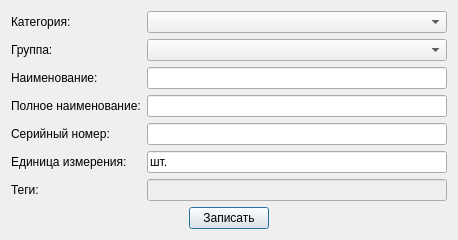
Qt form inventorydatadialog.ui (igrekus/depot) before a commit.
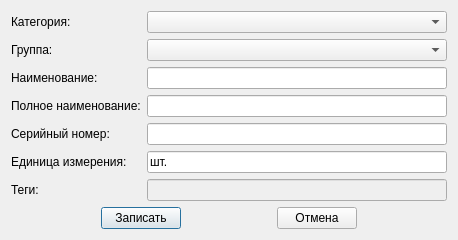
The same form after that commit.

```diff
--- a/inventorydatadialog.ui
+++ b/inventorydatadialog.ui
@@ -10,7 +10,7 @@
     <x>0</x>
     <y>0</y>
     <width>496</width>
-    <height>236</height>
+    <height>239</height>
    </rect>
   </property>
   <property name="sizePolicy">
@@ -140,6 +140,26 @@
        </property>
       </widget>
      </item>
+     <item>
+      <spacer name="horizontalSpacer_3">
+       <property name="orientation">
+        <enum>Qt::Horizontal</enum>
+       </property>
+       <property name="sizeHint" stdset="0">
+        <size>
+         <width>40</width>
+         <height>20</height>
+        </size>
+       </property>
+      </spacer>
+     </item>
+     <item>
+      <widget class="QPushButton" name="btnCancel">
+       <property name="text">
+        <string>Отмена</string>
+       </property>
+      </widget>
+     </item>
      <item>
       <spacer name="horizontalSpacer_2">
        <property name="orientation">
```
Left out of the diff: 32 changed lines with no effect on the pictures.
